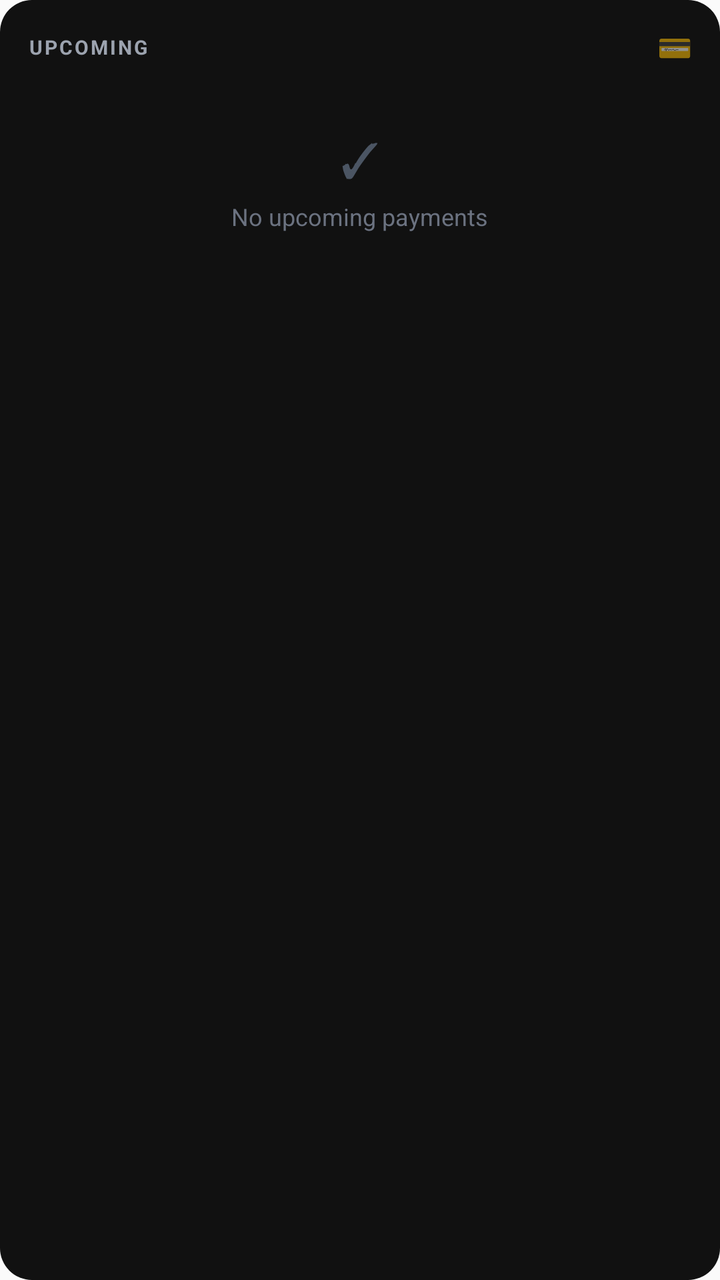
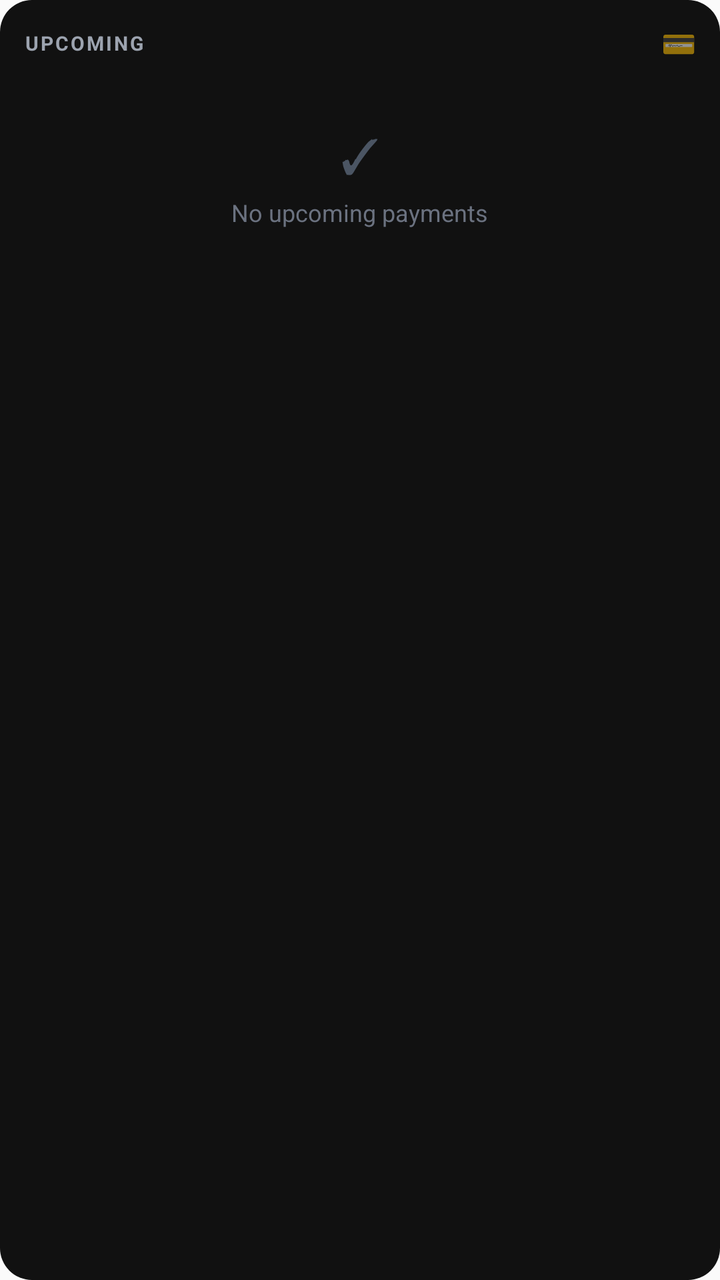

Screens rendered from an Android XML layout before and after an edit, with the pre-edit source and the edit as a unified diff.
<!-- AndroidManifest.xml: application theme AppTheme -->
<!-- res/layout/widget_layout.xml -->
<?xml version="1.0" encoding="utf-8"?>
<LinearLayout xmlns:android="http://schemas.android.com/apk/res/android"
    android:layout_width="match_parent"
    android:layout_height="match_parent"
    android:orientation="vertical"
    android:padding="14dp"
    android:background="@drawable/widget_background">
    
    
    <LinearLayout
        android:layout_width="match_parent"
        android:layout_height="wrap_content"
        android:orientation="horizontal"
        android:gravity="center_vertical"
        android:paddingBottom="10dp">
        
        <TextView
            android:id="@+id/widget_header"
            android:layout_width="0dp"
            android:layout_height="wrap_content"
            android:layout_weight="1"
            android:text="UPCOMING"
            android:textSize="10sp"
            android:textStyle="bold"
            android:textColor="#9ca3af"
            android:letterSpacing="0.1" />
        
        <TextView
            android:layout_width="wrap_content"
            android:layout_height="wrap_content"
            android:text="💳"
            android:textSize="14sp" />
    </LinearLayout>
    
    
    <LinearLayout
        android:id="@+id/widget_payments_container"
        android:layout_width="match_parent"
        android:layout_height="wrap_content"
        android:orientation="vertical"
        android:visibility="gone" />
    
    
    <LinearLayout
        android:id="@+id/widget_empty_state"
        android:layout_width="match_parent"
        android:layout_height="wrap_content"
        android:orientation="vertical"
        android:gravity="center"
        android:layout_marginTop="20dp"
        android:visibility="visible">
        
        <TextView
            android:layout_width="wrap_content"
            android:layout_height="wrap_content"
            android:text="✓"
            android:textSize="24sp"
            android:textColor="#4b5563"
            android:paddingBottom="4dp" />
        
        <TextView
            android:id="@+id/widget_empty_text"
            android:layout_width="wrap_content"
            android:layout_height="wrap_content"
            android:text="No upcoming payments"
            android:textSize="12sp"
            android:textColor="#6b7280" />
    </LinearLayout>
    
</LinearLayout>
<!-- resources referenced by this layout -->
<resources>
  <!-- drawable widget_background (drawable) -->
  <?xml version="1.0" encoding="utf-8"?>
  <shape xmlns:android="http://schemas.android.com/apk/res/android">
      <solid android:color="#111111" />
      <corners android:radius="16dp" />
  </shape>
  <style name="AppTheme" parent="Theme.AppCompat.DayNight.NoActionBar">
      <item name="android:enforceNavigationBarContrast" tools:targetApi="29">true</item>
      <item name="android:editTextBackground">@drawable/rn_edit_text_material</item>
      <item name="colorPrimary">@color/colorPrimary</item>
      <item name="android:statusBarColor">#ffffff</item>
    </style>
  <!-- drawable rn_edit_text_material (drawable) -->
  <?xml version="1.0" encoding="utf-8"?>
  <inset xmlns:android="http://schemas.android.com/apk/res/android"
         android:insetLeft="@dimen/abc_edit_text_inset_horizontal_material"
         android:insetRight="@dimen/abc_edit_text_inset_horizontal_material"
         android:insetTop="@dimen/abc_edit_text_inset_top_material"
         android:insetBottom="@dimen/abc_edit_text_inset_bottom_material"
         >
  
      <selector>
          
          <item android:state_enabled="false" android:drawable="@drawable/abc_textfield_default_mtrl_alpha"/>
          <item android:drawable="@drawable/abc_textfield_activated_mtrl_alpha"/>
      </selector>
  
  </inset>
  <color name="colorPrimary">#023c69</color>
</resources>

<!-- the commit's change to res/layout/widget_layout.xml (unified diff, before → after) -->
@@ -3,7 +3,7 @@
     android:layout_width="match_parent"
     android:layout_height="match_parent"
     android:orientation="vertical"
-    android:padding="14dp"
+    android:padding="12dp"
     android:background="@drawable/widget_background">
     
     
